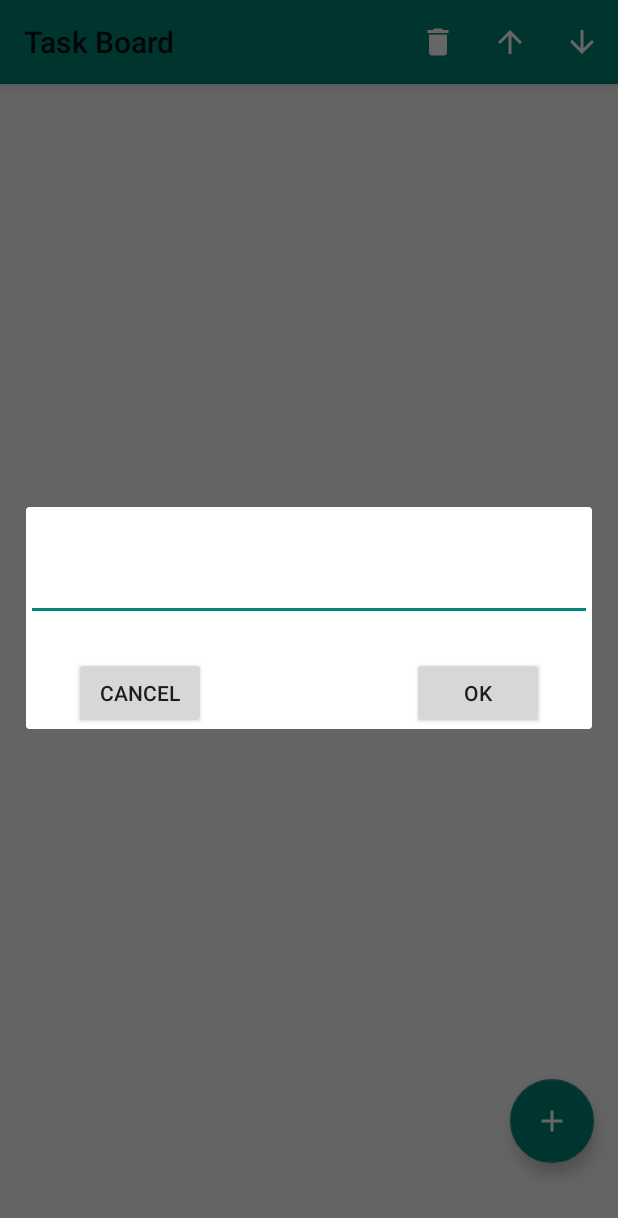
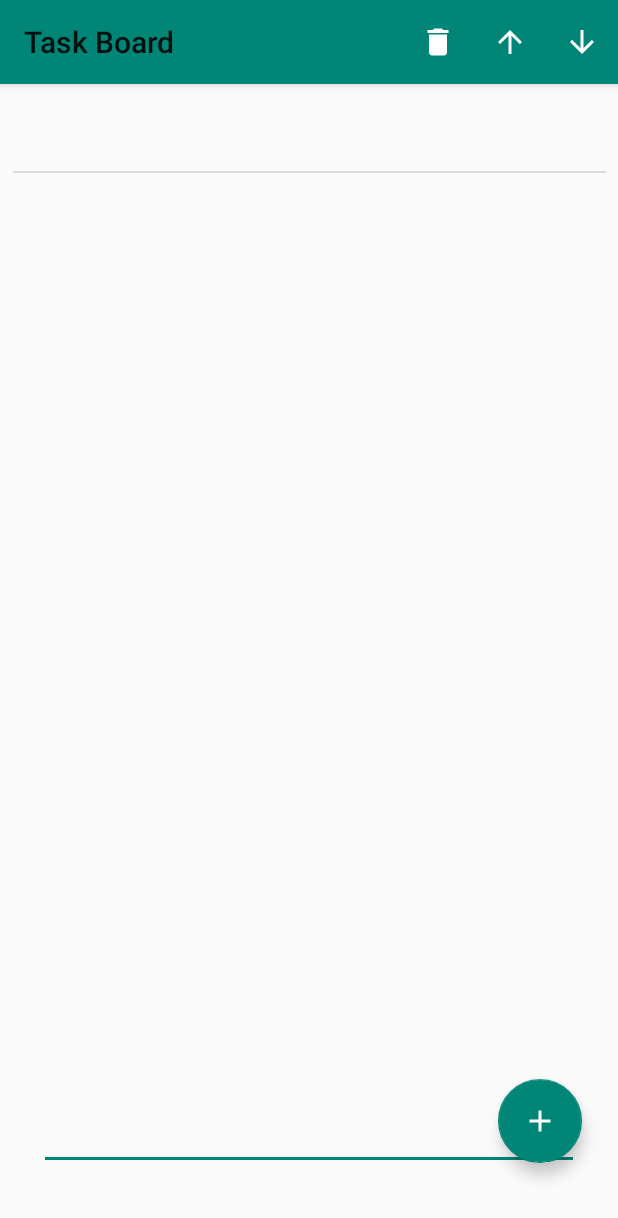
Before and after one commit to aloknigam247/task-board, an Android app: the screen it shows after launch (MainActivity), after a tap on an icon or button, on a phone screen of 412 x 824 dp. Shown: the top 1218 px of the screen. Run offline under Robolectric (Android 15) with nearby library versions, the phone set to English and light mode, and no system bars.

Commit message:
Revert "improve UI fixex #20"
This reverts commit 3ae3919e808f1b1ed8711240f30b4279fba803aa.

```diff
--- a/app/src/main/AndroidManifest.xml
+++ b/app/src/main/AndroidManifest.xml
@@ -2,8 +2,8 @@
 <manifest xmlns:android="http://schemas.android.com/apk/res/android"
     package="com.app.taskboard">
 
-    <uses-permission android:name="android.permission.READ_EXTERNAL_STORAGE" />
-    <uses-permission android:name="android.permission.WRITE_EXTERNAL_STORAGE" />
+    <uses-permission android:name="android.permission.READ_EXTERNAL_STORAGE"/>
+    <uses-permission android:name="android.permission.WRITE_EXTERNAL_STORAGE"/>
 
     <application
         android:allowBackup="true"
--- a/app/src/main/java/com/app/taskboard/ActivityRegistration.java
+++ b/app/src/main/java/com/app/taskboard/ActivityRegistration.java
@@ -17,7 +17,7 @@ class ActivityRegistration {
     }
 
     void registerResource(int activityRes, int resource, final RegisterClick implementor, final Object ...args) {
-        View view = Run.findViewByResource(activityRes, resource);
+        View view = Run.findViewByActivity(activityRes, resource);
         // set listeners for Button clicks
         if(view instanceof Button || view instanceof FloatingActionButton) {
             view.setOnClickListener(new View.OnClickListener() {
--- a/app/src/main/java/com/app/taskboard/MainActivity.java
+++ b/app/src/main/java/com/app/taskboard/MainActivity.java
@@ -2,7 +2,6 @@ package com.app.taskboard;
 
 import android.os.Bundle;
 import android.support.annotation.NonNull;
-import android.support.v7.app.AlertDialog;
 import android.support.v7.app.AppCompatActivity;
 import android.support.v7.widget.Toolbar;
 import android.view.Menu;
@@ -16,7 +15,6 @@ import java.util.List;
 public class MainActivity extends AppCompatActivity {
     private Run mRun;
     private TaskList mTaskList;
-    private final Actions mActions = new Actions();
 
     @Override
     protected void onCreate(Bundle savedInstanceState) {
@@ -24,13 +22,10 @@ public class MainActivity extends AppCompatActivity {
         setContentView(R.layout.activity_main);
         Toolbar myToolbar = findViewById(R.id.toolbar);
         setSupportActionBar(myToolbar);
-        mRun = Run.getRunObject();
-        mRun.addActivity(R.layout.activity_main, this);
-        mRun.setContext(this);
-        mRun.startUp(this);
+        mRun = new Run(R.layout.activity_main, this, this);
+        mRun.startUp();
         mTaskList = mRun.getTaskList();
         //mTaskList.fillView(this); // TODO: removing for now
-        inflateLayouts();
         registerActions();
     }
 
@@ -73,18 +68,18 @@ public class MainActivity extends AppCompatActivity {
 
     @Override
     public boolean onOptionsItemSelected(MenuItem item) {
-        if(mActions.itemClicked) {
+        if(Actions.itemClicked) {
             switch (item.getItemId()) {
                 case R.id.action_delete: {
-                    mTaskList.remove(mActions.itemSelected);
+                    mTaskList.remove(Actions.itemSelected);
                     break;
                 }
                 case R.id.action_move_up: {
-                    mActions.itemSelected = mTaskList.moveUp(mActions.itemSelected);
+                    Actions.itemSelected = mTaskList.moveUp(Actions.itemSelected);
                     break;
                 }
                 case R.id.action_move_down: {
-                    mActions.itemSelected = mTaskList.moveDown(mActions.itemSelected);
+                    Actions.itemSelected = mTaskList.moveDown(Actions.itemSelected);
                     break;
                 }
                 default:
@@ -100,49 +95,26 @@ public class MainActivity extends AppCompatActivity {
         UserPermission.onRequestResult(requestCode, permissions, grantResults);
     }
 
-    void inflateLayouts() {
-        AlertDialog.Builder builder = new AlertDialog.Builder(Run.getActivity(R.layout.activity_main));
-        View t = Run.getActivity(R.layout.activity_main).getLayoutInflater().inflate(R.layout.activity_task_form, null);
-        builder.setView(t);
-        mActions.dialog = builder.create();
-        mRun.addLayout(R.layout.activity_task_form, t);
+    void registerActions() {
+        ActivityRegistration register = new ActivityRegistration();
+        register.registerResource(R.layout.activity_main, R.id.addTask, new Actions(), mTaskList, Actions.ADD_TASK);
+        register.registerResource(R.layout.activity_main, R.id.taskDisplay, new Actions(), Actions.ONCLICK);
     }
-
-    void registerActions() {
-        ActivityRegistration register = mRun.getRegister();
-        register.registerResource(R.layout.activity_main, R.id.addTask, mActions, mTaskList, Actions.ADD_TASK);
-        register.registerResource(R.layout.activity_main, R.id.taskDisplay, mActions, Actions.ON_ITEM_CLICK);
-        register.registerResource(R.layout.activity_task_form, R.id.taskOk, mActions, mTaskList, Actions.TASK_OK);
-        register.registerResource(R.layout.activity_task_form, R.id.taskCancel, mActions, mTaskList, Actions.TASK_CANCEL);
 }
 
 class Actions implements ActivityRegistration.RegisterClick {
-        final static int ADD_TASK       = 0;
-        final static int ON_ITEM_CLICK  = 1;
-        final static int TASK_OK        = 2;
-        final static int TASK_CANCEL    = 3;
-        AlertDialog dialog;
-        boolean itemClicked = false;
-        int itemSelected;
+    final static int ADD_TASK    = 0;
+    final static int ONCLICK     = 2;
+    static boolean itemClicked = false;
+    static int itemSelected;
 
     public void onButtonClick(View v, List<Object> argArray) {
         TaskList mTaskList = (TaskList) argArray.get(0);
         switch ((int) argArray.get(1)) {
             case ADD_TASK: {
-                    dialog.show();
-                    break;
-                }
-                case TASK_OK: {
-                    EditText newTask = (EditText)Run.findViewByResource(R.layout.activity_task_form, R.id.newTask);
+                EditText newTask = (EditText)Run.findViewByActivity(R.layout.activity_main, R.id.newTask);
                 mTaskList.add(new Task(newTask.getText().toString()));
                 newTask.setText("");
-                    dialog.cancel();
-                    break;
-                }
-                case TASK_CANCEL: {
-                    EditText newTask = (EditText)Run.findViewByResource(R.layout.activity_task_form, R.id.newTask);
-                    newTask.setText("");
-                    dialog.dismiss();
                 break;
             }
         }
@@ -150,11 +122,11 @@ public class MainActivity extends AppCompatActivity {
 
     public void onAdapterClick (AdapterView<?> parent, View view, int position, long id, List<Object> argArray) {
         switch((int) argArray.get(0)) {
-                case ON_ITEM_CLICK: {
+            case ONCLICK: {
                 itemClicked = true;
                 itemSelected = position;
             }
         }
     }
+
 }
-}
--- a/app/src/main/java/com/app/taskboard/Run.java
+++ b/app/src/main/java/com/app/taskboard/Run.java
@@ -12,42 +12,29 @@ class Run {
     private Context mContext;
     private DataOperation mDatabase;
     private TaskList mTaskList;
-    private ActivityRegistration register;
     private boolean isInitailized;
     static final private Map<Integer, Activity> activityMap = new HashMap<>();
-    static final private Map<Integer, View>     layoutMap   = new HashMap<>();
-    static Run obj;
 
-    private Run() {
-        register = new ActivityRegistration();
+    Run(int activityRes, Activity activity, Context context) {
+        mActivity = activity;
+        mContext = context;
+        addActivity(activityRes, activity);
     }
 
-    static Run getRunObject() {
-        if(obj == null)
-            obj = new Run();
-        return obj;
-    }
-
-    void setContext(Context context) {
-        mContext = context;
-    }
-
-    void startUp(Activity activity) {
+    void startUp() {
         isInitailized = true;
-        UserPermission.checkStoragePermission(activity);
+        UserPermission.checkStoragePermission(mActivity);
         mDatabase = new DataOperation();
         if( mDatabase.connect() ) mTaskList = mDatabase.load(mContext);
         else {
             //TODO: unable to connect to database check for permissions or exit
         }
+
+
     }
 
     void addActivity(int activityRes, Activity activity) {
         activityMap.put(activityRes, activity);
-    }
-
-    void addLayout(int layoutRes, View v) {
-        layoutMap.put(layoutRes, v);
     }
 
     void shutDown() {
@@ -58,10 +45,6 @@ class Run {
         }
     }
 
-    ActivityRegistration getRegister() {
-        return register;
-    }
-
     TaskList getTaskList() {
         return mTaskList;
     }
@@ -70,19 +53,10 @@ class Run {
         return mContext;
     }
 
-    static Activity getActivity(int activityRes) {
-        return activityMap.get(activityRes);
-    }
-
-    static View findViewByResource(int resId, int resource) {
-        Activity mActivity = activityMap.get(resId);
+    static View findViewByActivity(int activityRes, int resource) {
+        Activity mActivity = activityMap.get(activityRes);
         if(mActivity != null)
             return mActivity.findViewById(resource);
-
-        View mView = layoutMap.get(resId);
-        if(mView != null)
-            return mView.findViewById(resource);
-
         return null;
     }
 }
--- a/app/src/main/java/com/app/taskboard/TaskList.java
+++ b/app/src/main/java/com/app/taskboard/TaskList.java
@@ -21,7 +21,7 @@ class TaskList {
     TaskList(Context context) {
         mTaskList = new ArrayList<>();
         mTaskAdapter = new TaskAdapter(context);
-        taskView = (AdapterView) Run.findViewByResource(R.layout.activity_main , R.id.taskDisplay);
+        taskView = (AdapterView) Run.findViewByActivity(R.layout.activity_main , R.id.taskDisplay);
         if(taskView != null) {
             taskView.setAdapter(mTaskAdapter.getAdapter());
         }
--- a/app/src/main/res/layout/activity_main.xml
+++ b/app/src/main/res/layout/activity_main.xml
@@ -26,11 +26,10 @@
 
         <ListView
             android:id="@+id/taskDisplay"
-            android:layout_width="match_parent"
-            android:layout_height="match_parent"
+            android:layout_width="395dp"
+            android:layout_height="632dp"
             android:layout_marginTop="5dp"
             android:listSelector="@android:color/darker_gray"
-            app:layout_constraintBottom_toBottomOf="parent"
             app:layout_constraintEnd_toEndOf="parent"
             app:layout_constraintStart_toStartOf="parent"
             app:layout_constraintTop_toTopOf="parent" />
@@ -46,6 +45,20 @@
             app:layout_constraintBottom_toBottomOf="parent"
             app:layout_constraintEnd_toEndOf="@+id/taskDisplay" />
 
+        <EditText
+            android:id="@+id/newTask"
+            android:layout_width="0dp"
+            android:layout_height="wrap_content"
+            android:layout_marginStart="26dp"
+            android:layout_marginTop="8dp"
+            android:layout_marginEnd="26dp"
+            android:ems="10"
+            android:inputType="textPersonName"
+            app:layout_constraintEnd_toEndOf="parent"
+            app:layout_constraintHorizontal_bias="1.0"
+            app:layout_constraintStart_toStartOf="parent"
+            app:layout_constraintTop_toBottomOf="@+id/taskDisplay" />
+
     </android.support.constraint.ConstraintLayout>
 
 </android.support.constraint.ConstraintLayout>
--- a/app/src/main/res/layout/activity_task_form.xml
+++ /dev/null
@@ -1,38 +0,0 @@
-<?xml version="1.0" encoding="utf-8"?>
-<android.support.constraint.ConstraintLayout xmlns:android="http://schemas.android.com/apk/res/android"
-    xmlns:app="http://schemas.android.com/apk/res-auto"
-    xmlns:tools="http://schemas.android.com/tools"
-    android:layout_width="match_parent"
-    android:layout_height="match_parent">
-
-    <EditText
-        android:id="@+id/newTask"
-        android:layout_width="377dp"
-        android:layout_height="44dp"
-        android:layout_marginTop="32dp"
-        android:ems="10"
-        android:inputType="textPersonName"
-        app:layout_constraintBottom_toTopOf="@+id/taskOk"
-        app:layout_constraintTop_toTopOf="parent"
-        tools:layout_editor_absoluteX="16dp" />
-
-    <Button
-        android:id="@+id/taskOk"
-        android:layout_width="wrap_content"
-        android:layout_height="wrap_content"
-        android:layout_marginTop="24dp"
-        android:layout_marginEnd="32dp"
-        android:text="OK"
-        app:layout_constraintEnd_toEndOf="parent"
-        app:layout_constraintTop_toBottomOf="@+id/newTask" />
-
-    <Button
-        android:id="@+id/taskCancel"
-        android:layout_width="wrap_content"
-        android:layout_height="wrap_content"
-        android:layout_marginStart="32dp"
-        android:layout_marginTop="24dp"
-        android:text="CANCEL"
-        app:layout_constraintStart_toStartOf="parent"
-        app:layout_constraintTop_toBottomOf="@+id/newTask" />
-</android.support.constraint.ConstraintLayout>
```
Lines whose indentation alone changed are shown as unchanged.
